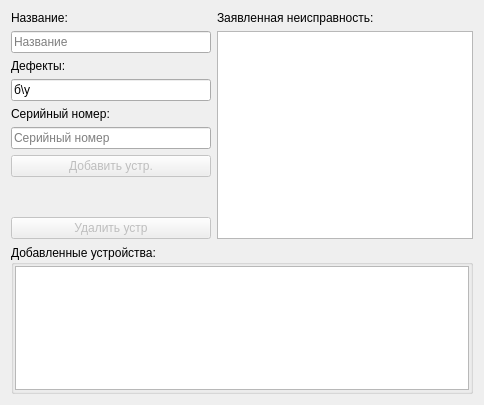
Above: devicewidget.ui from eboladev/XPPC before the change. Below: the same form after it.
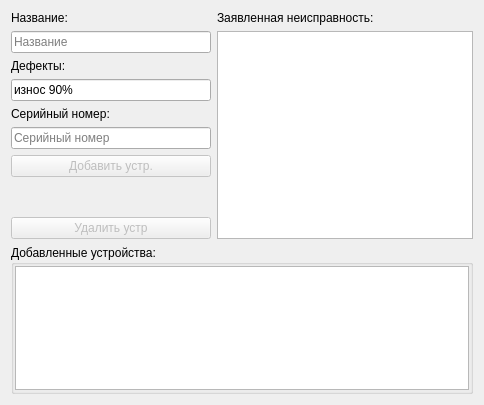
That is the form after the change.

Commit message: defects validation, reports widget small refactoring

```diff
--- a/devicewidget.ui
+++ b/devicewidget.ui
@@ -70,7 +70,7 @@
         </size>
        </property>
        <property name="text">
-        <string>б\у</string>
+        <string>износ 90%</string>
        </property>
        <property name="placeholderText">
         <string>Состояние</string>
```
The commit also changes 4 other files.
